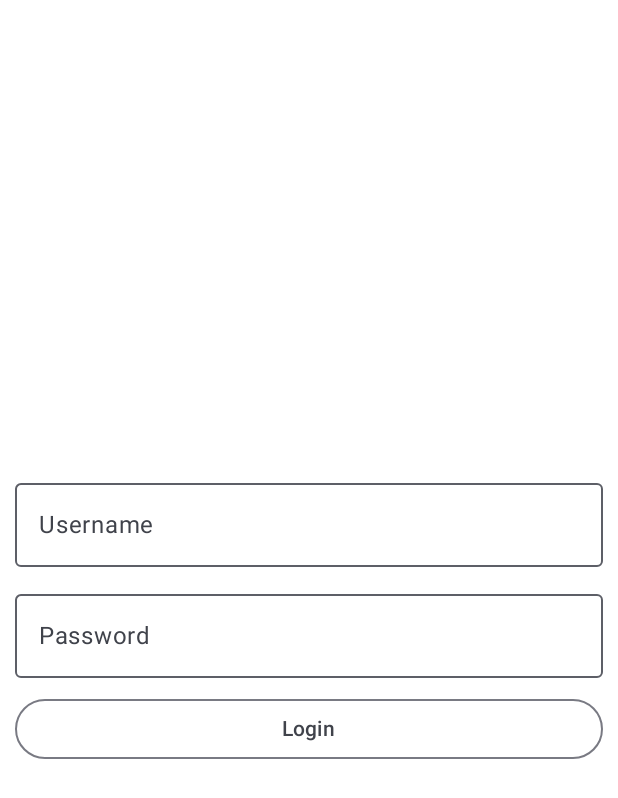
After one commit to mynormeza/challenge, an Android app built with Jetpack Compose: the composable LoginScreen shown on its own in the app's theme, on a phone screen of 412 x 824 dp. The commit adds this screen. Shown: the top 798 px of the screen. Run offline under Robolectric (Android 15) with nearby library versions, the phone set to English and light mode, and no system bars.

Commit message:
Create simple login screen and add it to main activity

```diff
--- /dev/null
+++ b/app/src/main/java/com/example/challenge/ui/screen/LoginScreen.kt
@@ -0,0 +1,119 @@
+package com.example.challenge.ui.screen
+
+import androidx.compose.animation.AnimatedVisibility
+import androidx.compose.foundation.background
+import androidx.compose.foundation.layout.Box
+import androidx.compose.foundation.layout.Column
+import androidx.compose.foundation.layout.PaddingValues
+import androidx.compose.foundation.layout.Spacer
+import androidx.compose.foundation.layout.fillMaxSize
+import androidx.compose.foundation.layout.fillMaxWidth
+import androidx.compose.foundation.layout.height
+import androidx.compose.foundation.layout.padding
+import androidx.compose.material3.CircularProgressIndicator
+import androidx.compose.material3.OutlinedButton
+import androidx.compose.material3.OutlinedTextField
+import androidx.compose.material3.Scaffold
+import androidx.compose.material3.SnackbarDuration
+import androidx.compose.material3.SnackbarHost
+import androidx.compose.material3.SnackbarHostState
+import androidx.compose.material3.Text
+import androidx.compose.runtime.Composable
+import androidx.compose.runtime.LaunchedEffect
+import androidx.compose.runtime.remember
+import androidx.compose.ui.Alignment
+import androidx.compose.ui.Modifier
+import androidx.compose.ui.graphics.Color
+import androidx.compose.ui.platform.testTag
+import androidx.compose.ui.tooling.preview.Preview
+import androidx.compose.ui.unit.dp
+import com.example.challenge.presentation.uistate.LoginUIState
+
+@Composable
+fun LoginScreen(loginUIState: LoginUIState) {
+    val snackBarHostState = remember { SnackbarHostState() }
+
+    LaunchedEffect(key1 = loginUIState.result) {
+        if (loginUIState.result.isNotEmpty()) {
+            snackBarHostState.showSnackbar(
+                message = loginUIState.result,
+                duration = SnackbarDuration.Long
+            )
+        }
+    }
+
+    Scaffold(
+        snackbarHost = { SnackbarHost(hostState = snackBarHostState) }
+    ) {
+        LoginScreenContent(it, loginUIState)
+    }
+}
+
+@Composable
+@Preview(showBackground = true)
+private fun LoginScreenContent(
+    paddingValues: PaddingValues = PaddingValues(0.dp),
+    loginUIState: LoginUIState = LoginUIState()
+) {
+    Box(
+        Modifier
+            .fillMaxSize()
+            .background(Color.White)
+            .padding(paddingValues),
+        contentAlignment = Alignment.Center
+    ) {
+        LoginForm(loginUIState)
+    }
+}
+
+@Composable
+@Preview(showBackground = true)
+fun LoginForm(loginUIState: LoginUIState = LoginUIState()) {
+    Column(
+        Modifier
+            .fillMaxWidth()
+            .padding(10.dp)
+    ) {
+        OutlinedTextField(
+            enabled = !loginUIState.isLoading,
+            value = loginUIState.username,
+            onValueChange = loginUIState.onChangeUsername,
+            label = { Text("Username") },
+            modifier = Modifier.fillMaxWidth().testTag("UsernameTextField")
+        )
+        AnimatedVisibility(visible = loginUIState.errorUsername.isNotEmpty()) {
+            Text(
+                text = loginUIState.errorUsername,
+                color = Color.Red,
+                modifier = Modifier.testTag("UsernameErrorText")
+            )
+        }
+        Spacer(modifier = Modifier.height(10.dp))
+        OutlinedTextField(
+            enabled = !loginUIState.isLoading,
+            value = loginUIState.password,
+            onValueChange = loginUIState.onChangePassword,
+            label = { Text("Password") },
+            modifier = Modifier.fillMaxWidth().testTag("PasswordTextField")
+        )
+        AnimatedVisibility(visible = loginUIState.errorPassword.isNotEmpty()) {
+            Text(
+                text = loginUIState.errorPassword,
+                color = Color.Red,
+                modifier = Modifier.testTag("PasswordErrorText")
+            )
+        }
+        Spacer(modifier = Modifier.height(10.dp))
+        OutlinedButton(
+            enabled = !loginUIState.isLoading,
+            onClick = loginUIState.onLogin,
+            modifier = Modifier.fillMaxWidth().testTag("LoginButton")
+        ) {
+            if (loginUIState.isLoading) {
+                CircularProgressIndicator()
+            } else {
+                Text("Login")
+            }
+        }
+    }
+}
```
Also changed, not shown: app/src/main/java/com/example/challenge/MainActivity.kt (+11 -25 lines).
